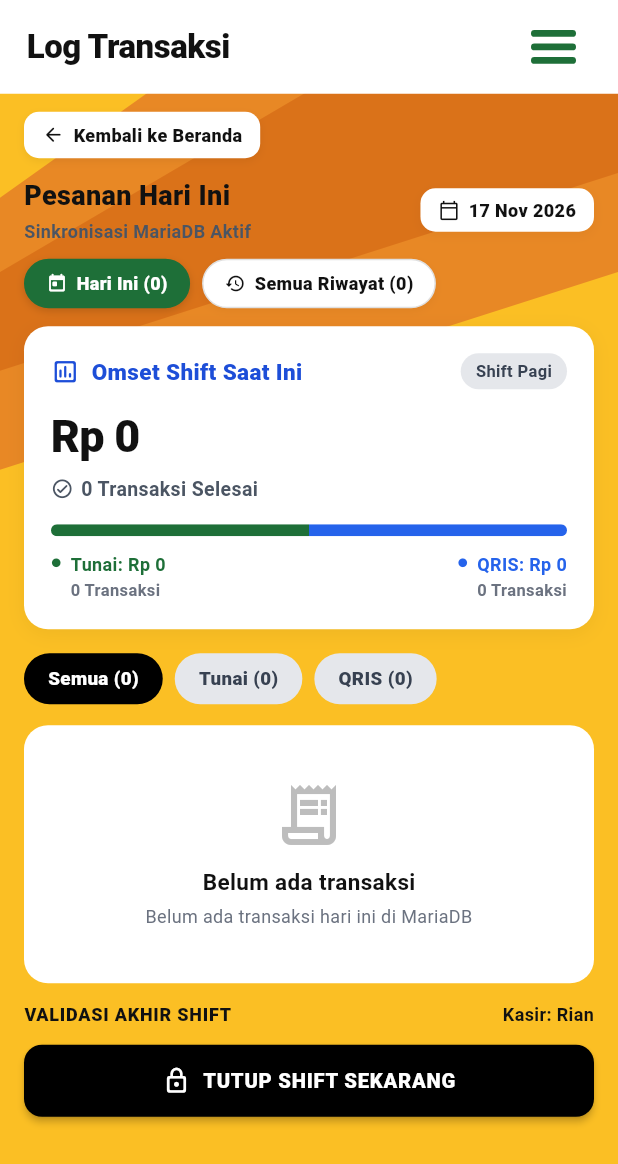
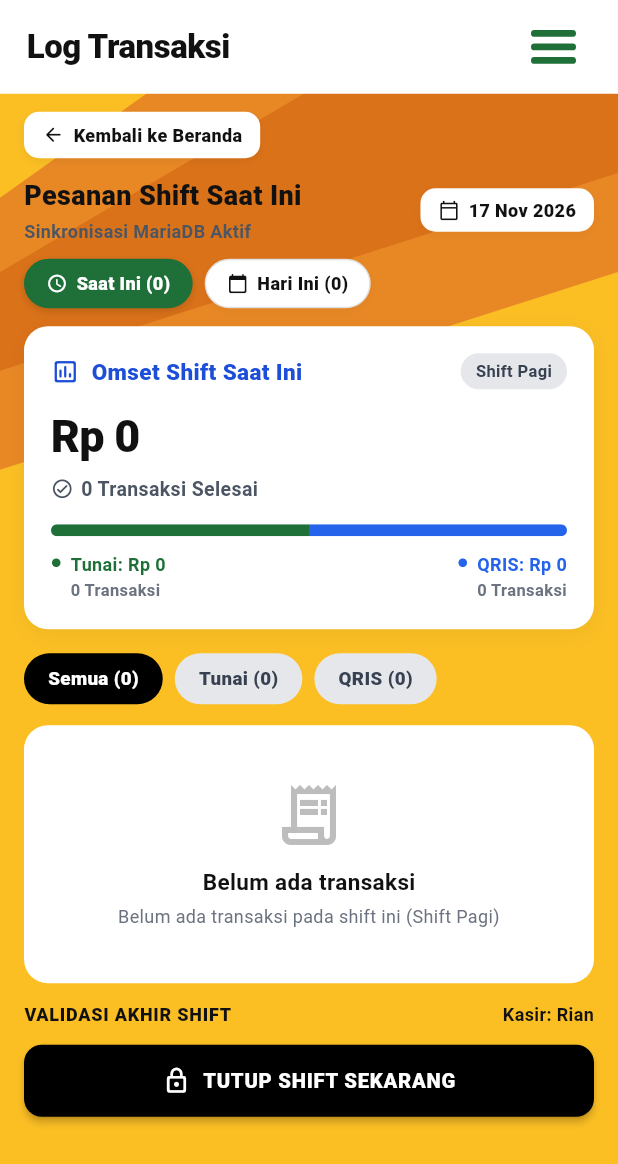
Before and after one commit to Ayradd24/flutter_prekduadara, a Flutter app: the BerandaPage screen opened directly, after a tap on "Log Transaksi", on a phone screen of 412 x 824 dp. Shown: the top 1164 px of the screen. Run offline on Flutter 3.47's test engine with Material 3 defaults, Android fonts, the phone set to English and light mode, and no system bars; our stand-ins replace drift, flutter_secure_storage, shared_preferences; accounts and stored records are empty; generated files the repository leaves out were written again; network calls fail.

Commit message:
feat(log-transaksi): ubah filter tab menjadi Saat Ini (shift) dan Hari Ini (harian)

```diff
--- a/lib/pages/Beranda.dart
+++ b/lib/pages/Beranda.dart
@@ -124,7 +124,7 @@ class _BerandaPageState extends State<BerandaPage> {
 
   Future<void> _fetchOmsetData() async {
     try {
-      final summary = await ApiService.ambilOmsetSummary();
+      final summary = await ApiService.ambilOmsetSummary(shift: _effectiveShift);
       if (mounted) {
         setState(() {
           _totalOmset = summary.totalOmset;
--- a/lib/pages/LogTransaksi.dart
+++ b/lib/pages/LogTransaksi.dart
@@ -43,6 +43,7 @@ class TransactionItem {
   final int change;
   final List<TransactionItemDetail> details;
   final bool isToday;
+  final bool isCurrentShift;
   final String? date;
 
   TransactionItem({
@@ -59,6 +60,7 @@ class TransactionItem {
     this.change = 0,
     required this.details,
     this.isToday = true,
+    this.isCurrentShift = true,
     this.date,
   });
 }
@@ -80,14 +82,22 @@ class LogTransaksiPage extends StatefulWidget {
 class _LogTransaksiPageState extends State<LogTransaksiPage> {
   final GlobalKey<ScaffoldState> _scaffoldKey = GlobalKey<ScaffoldState>();
   String _selectedFilter = 'Semua';
-  String _periodFilter = 'Hari Ini'; // 'Hari Ini' (default) atau 'Semua'
+  String _periodFilter = 'Saat Ini'; // 'Saat Ini' (pendapatan shift aktif) atau 'Hari Ini' (pendapatan hari itu)
 
   final Set<String> _expandedTrxIds = {};
 
   List<TransactionItem> _transactions = [];
   bool _isLoading = true;
 
-  // Stats Hari Ini (default harian / shift aktif)
+  // Stats Saat Ini (shift aktif saat ini)
+  int _shiftOmset = 0;
+  int _shiftCount = 0;
+  int _shiftTunaiOmset = 0;
+  int _shiftTunaiCount = 0;
+  int _shiftQrisOmset = 0;
+  int _shiftQrisCount = 0;
+
+  // Stats Hari Ini (seluruh transaksi hari itu)
   int _todayOmset = 0;
   int _todayCount = 0;
   int _todayTunaiOmset = 0;
@@ -95,20 +105,12 @@ class _LogTransaksiPageState extends State<LogTransaksiPage> {
   int _todayQrisOmset = 0;
   int _todayQrisCount = 0;
 
-  // Stats Semua Riwayat
-  int _allOmset = 0;
-  int _allCount = 0;
-  int _allTunaiOmset = 0;
-  int _allTunaiCount = 0;
-  int _allQrisOmset = 0;
-  int _allQrisCount = 0;
-
-  int get _totalOmset => _periodFilter == 'Hari Ini' ? _todayOmset : _allOmset;
-  int get _totalCount => _periodFilter == 'Hari Ini' ? _todayCount : _allCount;
-  int get _tunaiOmset => _periodFilter == 'Hari Ini' ? _todayTunaiOmset : _allTunaiOmset;
-  int get _tunaiCount => _periodFilter == 'Hari Ini' ? _todayTunaiCount : _allTunaiCount;
-  int get _qrisOmset => _periodFilter == 'Hari Ini' ? _todayQrisOmset : _allQrisOmset;
-  int get _qrisCount => _periodFilter == 'Hari Ini' ? _todayQrisCount : _allQrisCount;
+  int get _totalOmset => _periodFilter == 'Saat Ini' ? _shiftOmset : _todayOmset;
+  int get _totalCount => _periodFilter == 'Saat Ini' ? _shiftCount : _todayCount;
+  int get _tunaiOmset => _periodFilter == 'Saat Ini' ? _shiftTunaiOmset : _todayTunaiOmset;
+  int get _tunaiCount => _periodFilter == 'Saat Ini' ? _shiftTunaiCount : _todayTunaiCount;
+  int get _qrisOmset => _periodFilter == 'Saat Ini' ? _shiftQrisOmset : _todayQrisOmset;
+  int get _qrisCount => _periodFilter == 'Saat Ini' ? _shiftQrisCount : _todayQrisCount;
 
   Timer? _refreshTimer;
 
@@ -136,6 +138,13 @@ class _LogTransaksiPageState extends State<LogTransaksiPage> {
     }
     try {
       final list = await ApiService.ambilRiwayatTransaksi();
+      int sOmset = 0;
+      int sCount = 0;
+      int sTunai = 0;
+      int sTunaiC = 0;
+      int sQris = 0;
+      int sQrisC = 0;
+
       int tOmset = 0;
       int tCount = 0;
       int tTunai = 0;
@@ -143,33 +152,22 @@ class _LogTransaksiPageState extends State<LogTransaksiPage> {
       int tQris = 0;
       int tQrisC = 0;
 
-      int aOmset = 0;
-      int aCount = 0;
-      int aTunai = 0;
-      int aTunaiC = 0;
-      int aQris = 0;
-      int aQrisC = 0;
-
       List<TransactionItem> parsedList = [];
       for (var tx in list) {
         if (tx is Map) {
           final isTxToday = OmsetSummary.isToday(tx['created_at']);
+          final txShift = OmsetSummary.getShiftName(
+            tx['created_at'],
+            timeStr: tx['time']?.toString(),
+            cashier: tx['cashier']?.toString(),
+          );
+          final isTxCurrentShift = isTxToday && OmsetSummary.isShiftMatch(txShift, _effectiveShift);
+
           final amount = int.tryParse(tx['total']?.toString() ?? '0') ?? 0;
           final rawMethod = (tx['paymentMethod'] ?? 'TUNAI').toString().toUpperCase();
           final method = rawMethod.contains('QRIS') ? 'QRIS' : 'TUNAI';
 
-          // Akumulasi Semua Riwayat
-          aOmset += amount;
-          aCount++;
-          if (method == 'TUNAI') {
-            aTunai += amount;
-            aTunaiC++;
-          } else {
-            aQris += amount;
-            aQrisC++;
-          }
-
-          // Akumulasi Khusus Hari Ini
+          // Akumulasi Hari Ini (semua transaksi hari itu)
           if (isTxToday) {
             tOmset += amount;
             tCount++;
@@ -179,6 +177,19 @@ class _LogTransaksiPageState extends State<LogTransaksiPage> {
             } else {
               tQris += amount;
               tQrisC++;
+            }
+          }
+
+          // Akumulasi Saat Ini (khusus shift aktif saat ini)
+          if (isTxCurrentShift) {
+            sOmset += amount;
+            sCount++;
+            if (method == 'TUNAI') {
+              sTunai += amount;
+              sTunaiC++;
+            } else {
+              sQris += amount;
+              sQrisC++;
             }
           }
 
@@ -247,6 +258,7 @@ class _LogTransaksiPageState extends State<LogTransaksiPage> {
             change: 0,
             details: details,
             isToday: isTxToday,
+            isCurrentShift: isTxCurrentShift,
             date: dateStr,
           ));
         }
@@ -255,19 +267,19 @@ class _LogTransaksiPageState extends State<LogTransaksiPage> {
       if (mounted) {
         setState(() {
           _transactions = parsedList;
+          _shiftOmset = sOmset;
+          _shiftCount = sCount;
+          _shiftTunaiOmset = sTunai;
+          _shiftTunaiCount = sTunaiC;
+          _shiftQrisOmset = sQris;
+          _shiftQrisCount = sQrisC;
+
           _todayOmset = tOmset;
           _todayCount = tCount;
           _todayTunaiOmset = tTunai;
           _todayTunaiCount = tTunaiC;
           _todayQrisOmset = tQris;
           _todayQrisCount = tQrisC;
-
-          _allOmset = aOmset;
-          _allCount = aCount;
-          _allTunaiOmset = aTunai;
-          _allTunaiCount = aTunaiC;
-          _allQrisOmset = aQris;
-          _allQrisCount = aQrisC;
 
           _isLoading = false;
         });
@@ -391,9 +403,9 @@ class _LogTransaksiPageState extends State<LogTransaksiPage> {
 
   @override
   Widget build(BuildContext context) {
-    final periodList = _periodFilter == 'Hari Ini'
-        ? _transactions.where((t) => t.isToday).toList()
-        : _transactions;
+    final periodList = _periodFilter == 'Saat Ini'
+        ? _transactions.where((t) => t.isCurrentShift).toList()
+        : _transactions.where((t) => t.isToday).toList();
 
     final filteredList = _selectedFilter == 'Semua'
         ? periodList
@@ -490,9 +502,9 @@ class _LogTransaksiPageState extends State<LogTransaksiPage> {
                                     const SizedBox(height: 4),
                                     Text(
                                       _selectedFilter == 'Semua'
-                                          ? (_periodFilter == 'Hari Ini'
-                                              ? 'Belum ada transaksi hari ini di MariaDB'
-                                              : 'Transaksi kasir di MariaDB akan muncul di sini secara otomatis')
+                                          ? (_periodFilter == 'Saat Ini'
+                                              ? 'Belum ada transaksi pada shift ini ($_effectiveShift)'
+                                              : 'Belum ada transaksi hari ini di MariaDB')
                                           : 'Tidak ada transaksi dengan metode $_selectedFilter',
                                       textAlign: TextAlign.center,
                                       style: const TextStyle(fontSize: 12, color: subTextGrey),
@@ -619,12 +631,11 @@ class _LogTransaksiPageState extends State<LogTransaksiPage> {
   }
 
   Widget _buildPeriodTab(String label, IconData icon, int count) {
-    final isSelected = (_periodFilter == 'Hari Ini' && label == 'Hari Ini') ||
-        (_periodFilter == 'Semua' && label == 'Semua Riwayat');
+    final isSelected = _periodFilter == label;
     return InkWell(
       onTap: () {
         setState(() {
-          _periodFilter = label == 'Hari Ini' ? 'Hari Ini' : 'Semua';
+          _periodFilter = label;
         });
       },
       borderRadius: BorderRadius.circular(20),
@@ -686,7 +697,7 @@ class _LogTransaksiPageState extends State<LogTransaksiPage> {
               crossAxisAlignment: CrossAxisAlignment.start,
               children: [
                 Text(
-                  _periodFilter == 'Hari Ini' ? 'Pesanan Hari Ini' : 'Semua Riwayat Pesanan',
+                  _periodFilter == 'Saat Ini' ? 'Pesanan Shift Saat Ini' : 'Pesanan Hari Ini',
                   style: const TextStyle(
                     fontSize: 18,
                     fontWeight: FontWeight.w900,
@@ -738,9 +749,9 @@ class _LogTransaksiPageState extends State<LogTransaksiPage> {
         const SizedBox(height: 10),
         Row(
           children: [
-            _buildPeriodTab('Hari Ini', Icons.today_rounded, _todayCount),
+            _buildPeriodTab('Saat Ini', Icons.access_time_rounded, _shiftCount),
             const SizedBox(width: 8),
-            _buildPeriodTab('Semua Riwayat', Icons.history_rounded, _allCount),
+            _buildPeriodTab('Hari Ini', Icons.calendar_today_rounded, _todayCount),
           ],
         ),
       ],
@@ -778,7 +789,7 @@ class _LogTransaksiPageState extends State<LogTransaksiPage> {
                   ),
                   const SizedBox(width: 8),
                   Text(
-                    _periodFilter == 'Hari Ini' ? 'Omset Shift Saat Ini' : 'Total Omset Riwayat',
+                    _periodFilter == 'Saat Ini' ? 'Omset Shift Saat Ini' : 'Total Omset Hari Ini',
                     style: const TextStyle(
                       fontSize: 15,
                       fontWeight: FontWeight.w800,
@@ -795,7 +806,7 @@ class _LogTransaksiPageState extends State<LogTransaksiPage> {
                   borderRadius: BorderRadius.circular(20),
                 ),
                 child: Text(
-                  _effectiveShift,
+                  _periodFilter == 'Saat Ini' ? _effectiveShift : 'Hari Ini',
                   style: const TextStyle(
                     fontSize: 11,
                     fontWeight: FontWeight.w700,
--- a/lib/services/api_service.dart
+++ b/lib/services/api_service.dart
@@ -129,9 +129,12 @@ class ApiService {
   }
 
   /// Ambil ringkasan omset shift dari database MariaDB (secara default hanya hari ini)
-  static Future<OmsetSummary> ambilOmsetSummary({bool todayOnly = true}) async {
+  static Future<OmsetSummary> ambilOmsetSummary({
+    bool todayOnly = true,
+    String? shift,
+  }) async {
     final list = await ambilRiwayatTransaksi();
-    return OmsetSummary.fromTransactions(list, todayOnly: todayOnly);
+    return OmsetSummary.fromTransactions(list, todayOnly: todayOnly, shift: shift);
   }
 
   /// Ambil daftar staf kasir dari database MariaDB
@@ -310,8 +313,50 @@ class OmsetSummary {
     return dt.year == now.year && dt.month == now.month && dt.day == now.day;
   }
 
+  /// Helper untuk mendeteksi nama shift dari jam atau kasir
+  static String getShiftName(dynamic rawCreated, {String? timeStr, String? cashier}) {
+    int? hour;
+    if (rawCreated != null) {
+      final dt = DateTime.tryParse(rawCreated.toString())?.toLocal();
+      if (dt != null) hour = dt.hour;
+    }
+    if (hour == null && timeStr != null && timeStr.contains(':')) {
+      final parts = timeStr.split(':');
+      hour = int.tryParse(parts[0].trim());
+    }
+
+    if (hour != null) {
+      if (hour >= 8 && hour < 12) return 'Shift Pagi';
+      if (hour >= 12 && hour < 17) return 'Shift Siang';
+      return 'Shift Malam';
+    }
+
+    if (cashier != null) {
+      final c = cashier.toLowerCase();
+      if (c.contains('rian')) return 'Shift Pagi';
+      if (c.contains('siti')) return 'Shift Siang';
+      if (c.contains('budi')) return 'Shift Malam';
+    }
+
+    return 'Shift Pagi';
+  }
+
+  /// Helper untuk mencocokkan shift
+  static bool isShiftMatch(String shiftA, String shiftB) {
+    final a = shiftA.toLowerCase();
+    final b = shiftB.toLowerCase();
+    if (a.contains('pagi') && b.contains('pagi')) return true;
+    if (a.contains('siang') && b.contains('siang')) return true;
+    if (a.contains('malam') && b.contains('malam')) return true;
+    return false;
+  }
+
   /// Hitung omset dari list transaksi. Secara default [todayOnly = true] hanya menghitung transaksi hari ini.
-  factory OmsetSummary.fromTransactions(List<dynamic> list, {bool todayOnly = true}) {
+  factory OmsetSummary.fromTransactions(
+    List<dynamic> list, {
+    bool todayOnly = true,
+    String? shift,
+  }) {
     int total = 0;
     int count = 0;
     int tunai = 0;
@@ -325,6 +370,16 @@ class OmsetSummary {
         if (todayOnly) {
           final isTxToday = isToday(tx['created_at']);
           if (!isTxToday) continue;
+        }
+
+        // Jika filter shift diberikan, lewati yang bukan di shift tersebut
+        if (shift != null && shift.isNotEmpty && shift != '-') {
+          final txShift = getShiftName(
+            tx['created_at'],
+            timeStr: tx['time']?.toString(),
+            cashier: tx['cashier']?.toString(),
+          );
+          if (!isShiftMatch(txShift, shift)) continue;
         }
 
         final amount = int.tryParse(tx['total']?.toString() ?? '0') ?? 0;
```
